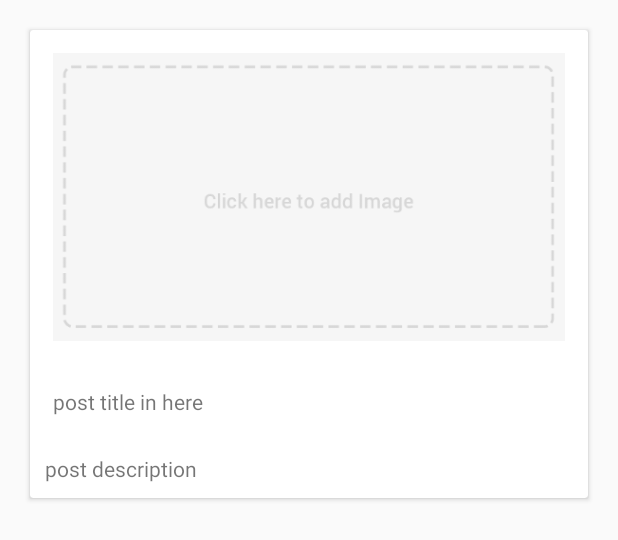
After one commit to Cradirow/FirebaseAuth, an Android app: the layout blog_row.xml on its own in the app's theme, with its tools: preview values and no code run, on a phone screen of 412 x 824 dp. The commit adds this screen. Shown: the top 540 px of the screen. Run offline under Robolectric (Android 15) with nearby library versions, the phone set to English and light mode, and no system bars.

Commit message:
posting function added

```diff
--- a/app/build.gradle
+++ b/app/build.gradle
@@ -36,6 +36,7 @@ dependencies {
     compile 'com.google.firebase:firebase-crash:11.0.2'
     compile 'com.firebaseui:firebase-ui-database:0.4.0'
     compile 'com.android.support:design:25.3.1'
+    compile 'com.squareup.picasso:picasso:2.5.2'
     testCompile 'junit:junit:4.12'
 }
 
--- a/app/src/main/java/com/example/user/firebaseauthdemo/ProfileActivity.java
+++ b/app/src/main/java/com/example/user/firebaseauthdemo/ProfileActivity.java
@@ -35,7 +35,7 @@ public class ProfileActivity extends AppCompatActivity implements View.OnClickLi
             startActivity(new Intent(this,LoginActivity.class));
         }
 
-        databaseReference = FirebaseDatabase.getInstance().getReference();
+        databaseReference = FirebaseDatabase.getInstance().getReference().child("UserInfo");
 
         editTextAddress = (EditText) findViewById(R.id.editTextAddress);
         editTextName = (EditText)findViewById(R.id.editTextName);
--- /dev/null
+++ b/app/src/main/res/layout/blog_row.xml
@@ -0,0 +1,38 @@
+<?xml version="1.0" encoding="utf-8"?>
+<android.support.v7.widget.CardView xmlns:android="http://schemas.android.com/apk/res/android"
+    xmlns:app="http://schemas.android.com/apk/res-auto"
+    android:layout_width="match_parent" android:layout_height="wrap_content"
+    android:layout_margin="20dp">
+
+    <LinearLayout
+        android:layout_width="match_parent"
+        android:layout_height="wrap_content"
+        android:orientation="vertical"
+        android:padding="0dp">
+
+        <ImageView
+            android:id="@+id/post_image"
+            android:layout_width="match_parent"
+            android:layout_height="wrap_content"
+            android:adjustViewBounds="true"
+            android:padding="15dp"
+            android:scaleType="centerCrop"
+            app:srcCompat="@mipmap/add_btn" />
+
+        <TextView
+            android:id="@+id/post_title"
+            android:layout_width="match_parent"
+            android:layout_height="wrap_content"
+            android:padding="15dp"
+            android:text="post title in here" />
+
+        <TextView
+            android:id="@+id/post_desc"
+            android:layout_width="match_parent"
+            android:layout_height="wrap_content"
+            android:padding="10dp"
+            android:paddingLeft="5dp"
+            android:paddingRight="5dp"
+            android:text="post description" />
+    </LinearLayout>
+</android.support.v7.widget.CardView>
--- a/app/src/main/res/layout/community.xml
+++ b/app/src/main/res/layout/community.xml
@@ -4,4 +4,9 @@
     android:layout_height="match_parent"
     android:orientation="horizontal">
 
+    <android.support.v7.widget.RecyclerView
+        android:layout_width="match_parent"
+        android:layout_height="match_parent"
+        android:id="@+id/blog_list"></android.support.v7.widget.RecyclerView>
+
 </LinearLayout>
```
Also changed, not shown: app/src/main/java/com/example/user/firebaseauthdemo/Blog.java (added, +47 -0 lines), app/src/main/java/com/example/user/firebaseauthdemo/Community.java (+72 -1 lines), app/src/main/java/com/example/user/firebaseauthdemo/PostActivity.java (+20 -2 lines).
